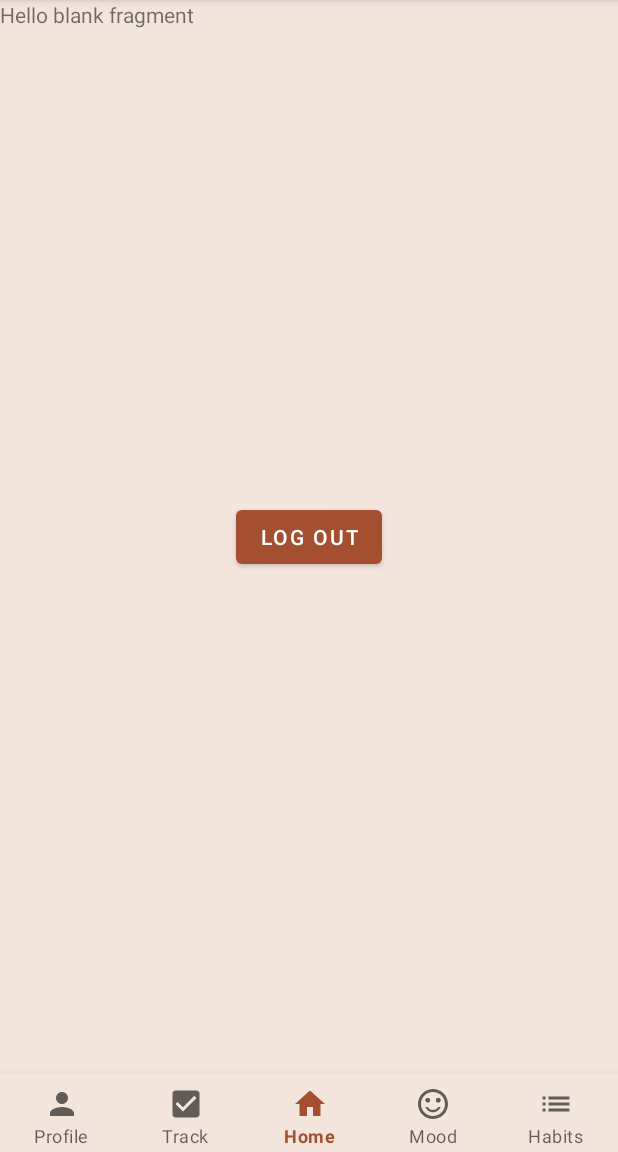
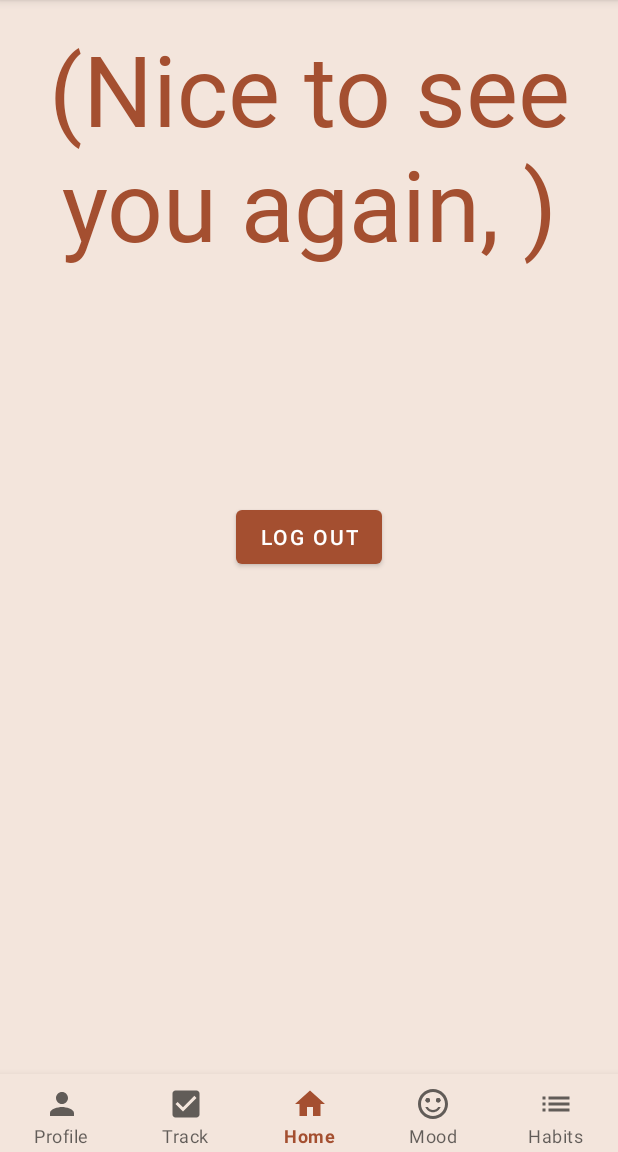
Before and after one commit to norahpack/HabitHelperApp, an Android app: the HomeFragment screen opened directly, with no data from a screen before it, on a phone screen of 412 x 824 dp, the part 84-1236 px from its top. Run offline under Robolectric (Android 15) with nearby library versions, the phone set to English and light mode, and no system bars; libraries missing offline, so code that uses them is left out: com.parse; 2 statements that could not run were skipped.

Commit message:
First font

```diff
--- a/app/src/main/java/com/example/habithelper/fragments/HomeFragment.java
+++ b/app/src/main/java/com/example/habithelper/fragments/HomeFragment.java
@@ -11,6 +11,7 @@ import android.view.LayoutInflater;
 import android.view.View;
 import android.view.ViewGroup;
 import android.widget.Button;
+import android.widget.TextView;
 
 import com.example.habithelper.LoginActivity;
 import com.example.habithelper.MainActivity;
@@ -20,6 +21,7 @@ import com.parse.ParseUser;
 public class HomeFragment extends Fragment {
 
     Button btnLogout;
+    TextView tvHello;
 
     public HomeFragment() {
         // Required empty public constructor
@@ -42,6 +44,11 @@ public class HomeFragment extends Fragment {
     public void onViewCreated(@NonNull View view, @Nullable Bundle savedInstanceState){
         super.onViewCreated(view, savedInstanceState);
         btnLogout=view.findViewById(R.id.btnLogout);
+        tvHello=view.findViewById(R.id.tvHello);
+
+        ParseUser currentUser = ParseUser.getCurrentUser();
+        String name = currentUser.getString("name");
+        tvHello.setText("(Nice to see you again, "+name+")");
 
         btnLogout.setOnClickListener(new View.OnClickListener() {
             @Override
--- a/app/src/main/res/layout/fragment_home.xml
+++ b/app/src/main/res/layout/fragment_home.xml
@@ -9,9 +9,16 @@
 
 
     <TextView
+        android:id="@+id/tvHello"
         android:layout_width="match_parent"
         android:layout_height="match_parent"
-        android:text="@string/hello_blank_fragment" />
+        android:fontFamily="@font/honey_florist"
+        android:text="(Hello Blank Fragment)"
+        android:layout_marginTop="15dp"
+        android:textColor="@color/sienna"
+        android:textAlignment="center"
+        android:textSize="65sp"
+        android:typeface="normal" />
 
     <Button
         android:id="@+id/btnLogout"
```
Also changed, not shown: app/src/main/res/font/honey_florist_resource.xml (added, +12 -0 lines), 1 other file.
